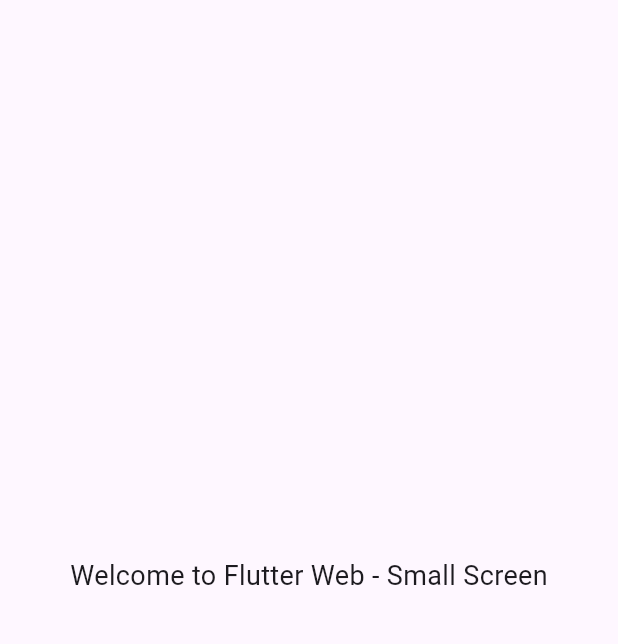
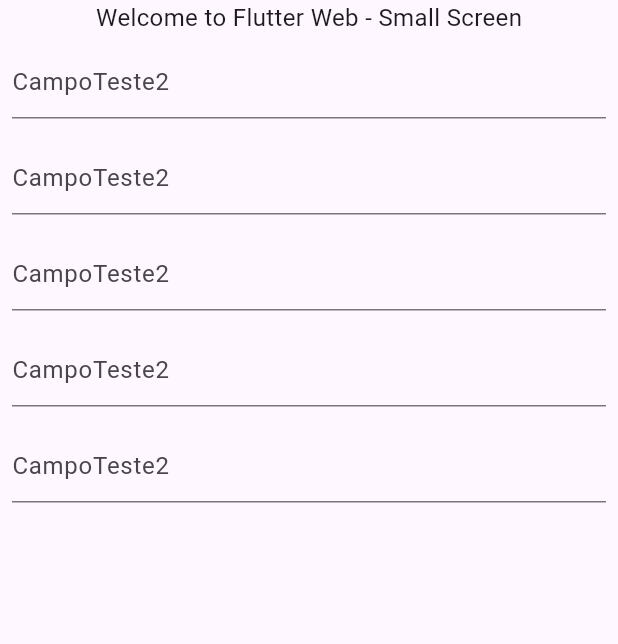
Before and after one commit to otaviohenrique1/app_ecommerce, a Flutter app: the screen it shows after launch, on a phone screen of 412 x 824 dp, the part 84-728 px from its top. Run offline on Flutter 3.47's test engine with Material 2 defaults, Android fonts, the phone set to English and light mode, and no system bars.

Commit message:
commit 2

```diff
--- a/lib/main.dart
+++ b/lib/main.dart
@@ -39,20 +39,103 @@ class _MyHomePageState extends State<MyHomePage> {
       ),
       body: LayoutBuilder(
         builder: (context, constraints) {
-          if (constraints.maxWidth > 600) {
+          if (constraints.maxWidth > 1200) {
             // Exibir layout para telas maiores
             return const Center(
-              child: Text(
-                'Welcome to Flutter Web - Large Screen',
-                style: TextStyle(fontSize: 24),
+              child: Column(
+                children: [
+                  Text(
+                    'Welcome to Flutter Web - 1200',
+                    style: TextStyle(fontSize: 40),
+                  ),
+                  Row(
+                    children: [
+                      CampoTeste1(),
+                      CampoTeste1(),
+                      CampoTeste1(),
+                      CampoTeste1(),
+                      CampoTeste1(),
+                      CampoTeste1(),
+                    ],
+                  ),
+                ],
+              ),
+            );
+          } else if (constraints.maxWidth > 800) {
+            // Exibir layout para telas maiores
+            return const Center(
+              child: Column(
+                children: [
+                  Text(
+                    'Welcome to Flutter Web - 800',
+                    style: TextStyle(fontSize: 32),
+                  ),
+                  Row(
+                    children: [
+                      CampoTeste1(),
+                      CampoTeste1(),
+                      CampoTeste1(),
+                    ],
+                  ),
+                  Row(
+                    children: [
+                      CampoTeste1(),
+                      CampoTeste1(),
+                      CampoTeste1(),
+                    ],
+                  ),
+                ],
+              ),
+            );
+          } else if (constraints.maxWidth > 600) {
+            // Exibir layout para telas maiores
+            return const Center(
+              child: Column(
+                children: [
+                  Text(
+                    'Welcome to Flutter Web - 600',
+                    style: TextStyle(fontSize: 24),
+                  ),
+                  Row(
+                    children: [
+                      CampoTeste1(),
+                      CampoTeste1(),
+                    ],
+                  ),
+                  Row(
+                    children: [
+                      CampoTeste1(),
+                      CampoTeste1(),
+                    ],
+                  ),
+                  Row(
+                    children: [
+                      CampoTeste1(),
+                      CampoTeste1(),
+                    ],
+                  ),
+                ],
               ),
             );
           } else {
             // Exibir layout para telas menores
             return const Center(
-              child: Text(
-                'Welcome to Flutter Web - Small Screen',
-                style: TextStyle(fontSize: 18),
+              child: Column(
+                children: [
+                  Text(
+                    'Welcome to Flutter Web - Small Screen',
+                    style: TextStyle(fontSize: 16),
+                  ),
+                  Column(
+                    children: [
+                      CampoTeste2(),
+                      CampoTeste2(),
+                      CampoTeste2(),
+                      CampoTeste2(),
+                      CampoTeste2(),
+                    ],
+                  ),
+                ],
               ),
             );
           }
@@ -61,3 +144,33 @@ class _MyHomePageState extends State<MyHomePage> {
     );
   }
 }
+
+class CampoTeste1 extends StatelessWidget {
+  const CampoTeste1({
+    super.key,
+  });
+
+  @override
+  Widget build(BuildContext context) {
+    return const Expanded(
+      child: Padding(
+        padding: EdgeInsets.all(8.0),
+        child: TextField(decoration: InputDecoration(hintText: "CampoTeste1")),
+      ),
+    );
+  }
+}
+
+class CampoTeste2 extends StatelessWidget {
+  const CampoTeste2({
+    super.key,
+  });
+
+  @override
+  Widget build(BuildContext context) {
+    return const Padding(
+      padding: EdgeInsets.all(8.0),
+      child: TextField(decoration: InputDecoration(hintText: "CampoTeste2")),
+    );
+  }
+}
```
Also changed, not shown: lib/models/carrinho_model.dart (added, +15 -0 lines), lib/models/carrinho_produto_model.dart (added, +17 -0 lines), lib/models/produto_model.dart (added, +17 -0 lines), lib/providers/carrinho_provider.dart (added, +73 -0 lines).
